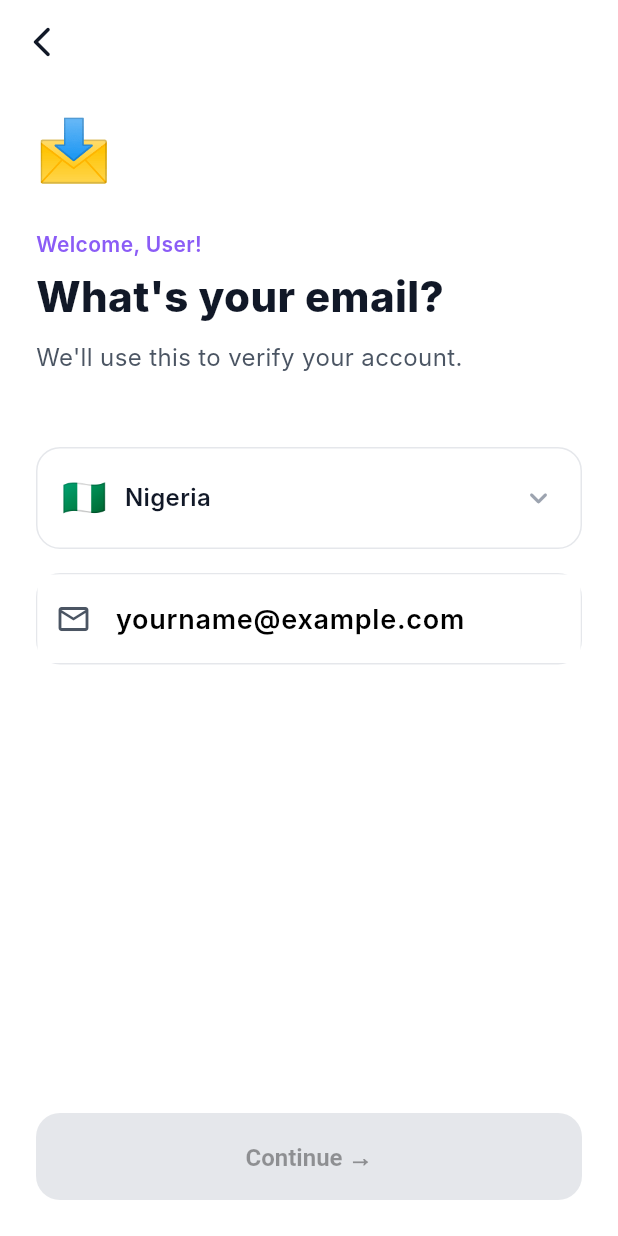
After one commit to Ugarba202/linkme_up, a Flutter app: the EmailScreen screen opened by its route, on a phone screen of 412 x 824 dp. The commit adds this screen. Run offline on Flutter 3.47's test engine with Material 3 defaults, Android fonts, the phone set to English and light mode, and no system bars; our stand-ins replace country_picker, flutter_riverpod, go_router, qr_flutter; Roboto replaces fonts that are missing (Inter).

Commit message:
update the auth flow.

```diff
--- a/lib/presentation/routes/app_router.dart
+++ b/lib/presentation/routes/app_router.dart
@@ -5,7 +5,7 @@ import 'package:go_router/go_router.dart';
 import '../screens/splash/splash_screen.dart';
 import '../screens/onboarding/onboarding_screen.dart';
 import '../screens/auth/name_screen.dart';
-import '../screens/auth/phone_screen.dart';
+import '../screens/auth/email_screen.dart';
 import '../screens/auth/otp_screen.dart';
 import '../screens/auth/username_screen.dart';
 
@@ -35,10 +35,10 @@ final routerProvider = Provider<GoRouter>((ref) {
       // Auth Flow
       GoRoute(path: '/auth/name', builder: (context, state) => const NameScreen()),
       GoRoute(
-        path: '/auth/phone',
+        path: '/auth/email',
         builder: (context, state) {
           final name = state.extra as String? ?? "User";
-          return PhoneScreen(userName: name);
+          return EmailScreen(userName: name);
         },
       ),
       GoRoute(path: '/auth/otp', builder: (context, state) => const OtpScreen()),
--- /dev/null
+++ b/lib/presentation/screens/auth/email_screen.dart
@@ -0,0 +1,270 @@
+import 'package:country_picker/country_picker.dart';
+import 'package:flutter/material.dart';
+import 'package:flutter_riverpod/flutter_riverpod.dart';
+import 'package:go_router/go_router.dart';
+
+import '../../../core/themes/app_colors.dart';
+
+class EmailScreen extends ConsumerStatefulWidget {
+  final String userName;
+  const EmailScreen({super.key, required this.userName});
+
+  @override
+  ConsumerState<EmailScreen> createState() => _EmailScreenState();
+}
+
+class _EmailScreenState extends ConsumerState<EmailScreen> {
+  final TextEditingController _emailController = TextEditingController();
+  bool _isLoading = false;
+  Country _selectedCountry = Country(
+    phoneCode: "234",
+    countryCode: "NG",
+    e164Sc: 0,
+    geographic: true,
+    level: 1,
+    name: "Nigeria",
+    example: "",
+    displayName: "Nigeria",
+    displayNameNoCountryCode: "Nigeria",
+    e164Key: "",
+  );
+
+  bool _isValidEmail = false;
+
+  @override
+  void initState() {
+    super.initState();
+    _emailController.addListener(_validateEmail);
+  }
+
+  @override
+  void dispose() {
+    _emailController.dispose();
+    super.dispose();
+  }
+
+  void _validateEmail() {
+    final email = _emailController.text.trim();
+    // Simple regex for email validation
+    final emailRegex = RegExp(r'^[^@]+@[^@]+\.[^@]+');
+    setState(() {
+      _isValidEmail = emailRegex.hasMatch(email);
+    });
+  }
+
+  @override
+  Widget build(BuildContext context) {
+    return Scaffold(
+      backgroundColor: Colors.white,
+      appBar: AppBar(
+        leading: IconButton(
+          onPressed: () => context.pop(),
+          icon: const Icon(Icons.arrow_back_ios_new_rounded),
+          color: AppColors.textPrimary,
+        ),
+        backgroundColor: Colors.white,
+        elevation: 0,
+      ),
+      body: SafeArea(
+        child: Padding(
+          padding: const EdgeInsets.symmetric(horizontal: 24),
+          child: Column(
+            crossAxisAlignment: CrossAxisAlignment.start,
+            children: [
+              Expanded(
+                child: SingleChildScrollView(
+                  child: Column(
+                    crossAxisAlignment: CrossAxisAlignment.start,
+                    mainAxisAlignment: MainAxisAlignment.center,
+                    children: [
+                      const SizedBox(height: 16),
+                      const Text(
+                        "📩",
+                        style: TextStyle(fontSize: 40),
+                      ),
+                      const SizedBox(height: 24),
+                      Text(
+                        "Welcome, ${widget.userName}!",
+                        style: const TextStyle(
+                          fontSize: 14,
+                          fontWeight: FontWeight.w600,
+                          color: AppColors.primaryPurple,
+                        ),
+                      ),
+                      const SizedBox(height: 8),
+                      const Text(
+                        "What's your email?",
+                        style: TextStyle(
+                          fontSize: 28,
+                          fontWeight: FontWeight.w800,
+                          color: AppColors.textPrimary,
+                          height: 1.2,
+                        ),
+                      ),
+                      const SizedBox(height: 12),
+                      const Text(
+                        "We'll use this to verify your account.",
+                        style: TextStyle(
+                          fontSize: 16,
+                          color: AppColors.textSecondary,
+                        ),
+                      ),
+
+                      const SizedBox(height: 48),
+
+                      // Country Selector (Location Only)
+                      GestureDetector(
+                        onTap: () {
+                          showCountryPicker(
+                            context: context,
+                            showPhoneCode: false, // Hide phone code as requested
+                            onSelect: (Country country) {
+                              setState(() {
+                                _selectedCountry = country;
+                              });
+                            },
+                            countryListTheme: CountryListThemeData(
+                              borderRadius: const BorderRadius.only(
+                                topLeft: Radius.circular(20.0),
+                                topRight: Radius.circular(20.0),
+                              ),
+                              inputDecoration: InputDecoration(
+                                labelText: 'Search Country',
+                                hintText: 'Start typing to search',
+                                prefixIcon: const Icon(Icons.search),
+                                border: OutlineInputBorder(
+                                  borderSide: BorderSide(
+                                    color: AppColors.primaryPurple.withValues(alpha: 0.2),
+                                  ),
+                                ),
+                              ),
+                            ),
+                          );
+                        },
+                        child: Container(
+                          padding: const EdgeInsets.symmetric(horizontal: 16, vertical: 16),
+                          decoration: BoxDecoration(
+                            color: AppColors.surface,
+                            borderRadius: BorderRadius.circular(16),
+                            border: Border.all(color: AppColors.border),
+                          ),
+                          child: Row(
+                            children: [
+                              Text(
+                                _selectedCountry.flagEmoji,
+                                style: const TextStyle(fontSize: 24),
+                              ),
+                              const SizedBox(width: 12),
+                              Expanded(
+                                child: Text(
+                                  _selectedCountry.name,
+                                  style: const TextStyle(
+                                    fontWeight: FontWeight.w600,
+                                    color: AppColors.textPrimary,
+                                    fontSize: 16,
+                                  ),
+                                  overflow: TextOverflow.ellipsis,
+                                ),
+                              ),
+                              const Icon(Icons.keyboard_arrow_down_rounded, color: AppColors.textMuted),
+                            ],
+                          ),
+                        ),
+                      ),
+                      const SizedBox(height: 16),
+
+                      // Email Input
+                      Container(
+                        decoration: BoxDecoration(
+                          color: AppColors.surface,
+                          borderRadius: BorderRadius.circular(16),
+                          border: Border.all(color: AppColors.border),
+                        ),
+                        child: TextField(
+                          controller: _emailController,
+                          keyboardType: TextInputType.emailAddress,
+                          style: const TextStyle(
+                            fontSize: 18,
+                            fontWeight: FontWeight.w600,
+                            color: AppColors.textPrimary,
+                          ),
+                          decoration: const InputDecoration(
+                            hintText: "yourname@example.com",
+                            prefixIcon: Icon(Icons.email_outlined, color: AppColors.textSecondary),
+                            border: InputBorder.none,
+                            enabledBorder: InputBorder.none,
+                            focusedBorder: InputBorder.none,
+                            contentPadding: EdgeInsets.symmetric(horizontal: 16, vertical: 16),
+                          ),
+                        ),
+                      ),
+                    ],
+                  ),
+                ),
+              ),
+
+              // Continue Button
+              SizedBox(
+                width: double.infinity,
+                child: ElevatedButton(
+                  onPressed: _isLoading || !_isValidEmail ? null : _handleSendOtp,
+                  style: ElevatedButton.styleFrom(
+                    padding: const EdgeInsets.symmetric(vertical: 18),
+                    backgroundColor: _isValidEmail ? AppColors.primaryPurple : AppColors.border,
+                    foregroundColor: Colors.white,
+                    disabledBackgroundColor: AppColors.border,
+                    elevation: 0,
+                    shape: RoundedRectangleBorder(
+                      borderRadius: BorderRadius.circular(16),
+                    ),
+                  ),
+                  child: _isLoading
+                      ? const SizedBox(
+                          height: 20,
+                          width: 20,
+                          child: CircularProgressIndicator(
+                            strokeWidth: 2,
+                            color: Colors.white,
+                          ),
+                        )
+                      : const Text(
+                          "Continue →",
+                          style: TextStyle(
+                            fontSize: 16,
+                            fontWeight: FontWeight.bold,
+                          ),
+                        ),
+                ),
+              ),
+              const SizedBox(height: 24),
+            ],
+          ),
+        ),
+      ),
+    );
+  }
+
+  Future<void> _handleSendOtp() async {
+    final email = _emailController.text.trim();
+    if (email.isEmpty) return;
+
+    setState(() => _isLoading = true);
+
+    try {
+      // Mock: Send verification email
+      await Future.delayed(const Duration(seconds: 1)); // Simulate network request
+
+      if (mounted) {
+        context.push('/auth/otp', extra: email);
+      }
+    } catch (e) {
+      if (mounted) {
+        ScaffoldMessenger.of(context).showSnackBar(
+          SnackBar(content: Text(e.toString())),
+        );
+      }
+    } finally {
+      if (mounted) setState(() => _isLoading = false);
+    }
+  }
+}
```
Also changed, not shown: lib/presentation/screens/auth/name_screen.dart (+17 -12 lines), lib/presentation/screens/auth/otp_screen.dart (+19 -10 lines), lib/presentation/screens/auth/username_screen.dart (+9 -2 lines).
